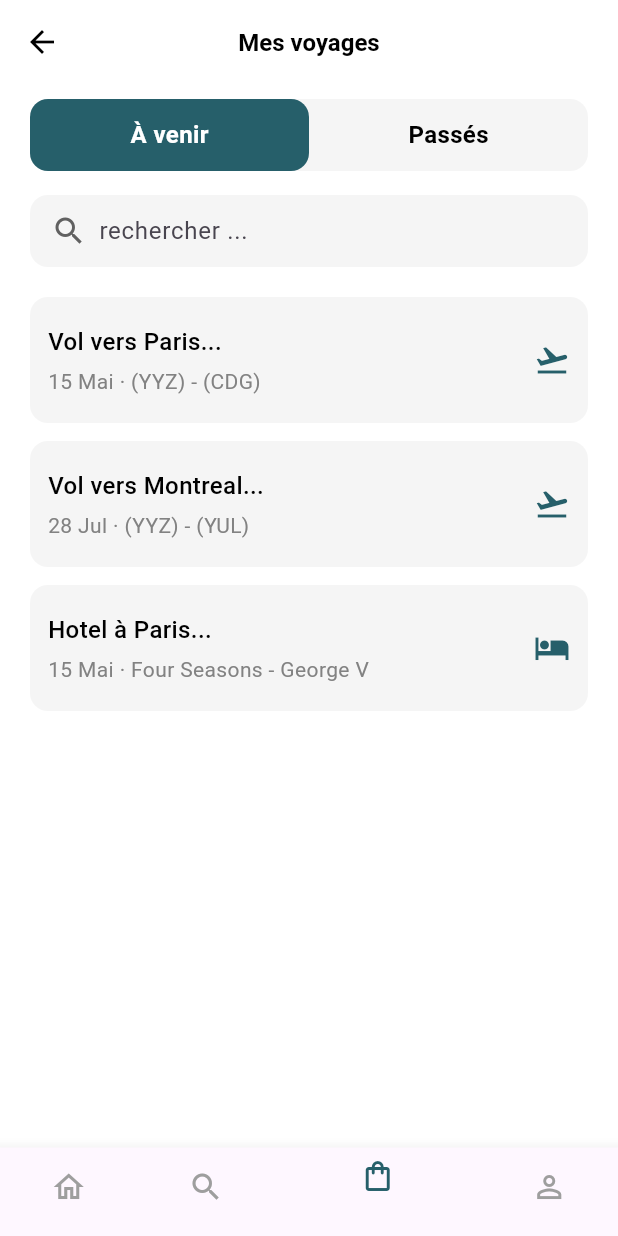
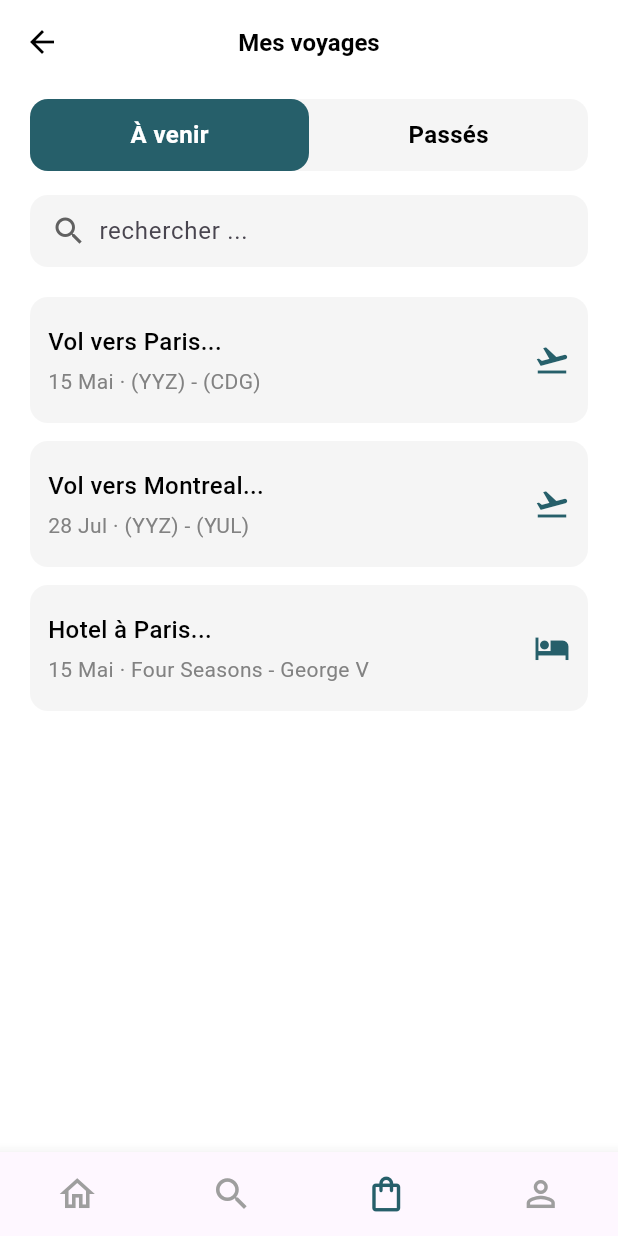
Before and after one commit to ismailtrache/flutter_app_go_voyage, a Flutter app: the screen it shows after launch, item 3 of the bottom bar chosen, on a phone screen of 412 x 824 dp. Run offline on Flutter 3.47's test engine with Material 3 defaults, Android fonts, the light colour scheme and no system bars.

Commit message:
dev barre de navigation

```diff
--- a/lib/pages/historique.dart
+++ b/lib/pages/historique.dart
@@ -1,4 +1,7 @@
 import 'package:flutter/material.dart';
+import 'home_page.dart';
+import 'search_flights_page.dart';
+import 'profile_page.dart';
 
 class HistoriquePage extends StatefulWidget {
   const HistoriquePage({super.key});
@@ -11,7 +14,6 @@
   bool _showUpcoming = true; // true = À venir, false = Passés
   String _searchQuery = '';
 
-  // ---- Données mock (tu pourras brancher sur ton backend plus tard) ----
   final List<_TripItem> _upcomingTrips = const [
     _TripItem(
       title: 'Vol vers Paris...',
@@ -48,17 +50,18 @@
     final Color primary = const Color(0xFF265F6A);
     final Color bgSecondary = const Color(0xFFF5F5F5);
 
-    // Liste filtrée selon l’onglet + la recherche
-    final List<_TripItem> visibleTrips = (_showUpcoming ? _upcomingTrips : _pastTrips)
-        .where(
-          (t) =>
-              t.title.toLowerCase().contains(_searchQuery.toLowerCase()) ||
-              t.subtitle.toLowerCase().contains(_searchQuery.toLowerCase()),
-        )
-        .toList();
+    final List<_TripItem> visibleTrips =
+        (_showUpcoming ? _upcomingTrips : _pastTrips)
+            .where((t) =>
+                t.title.toLowerCase().contains(_searchQuery.toLowerCase()) ||
+                t.subtitle
+                    .toLowerCase()
+                    .contains(_searchQuery.toLowerCase()))
+            .toList();
 
     return Scaffold(
       backgroundColor: Colors.white,
+
       appBar: AppBar(
         backgroundColor: Colors.white,
         elevation: 0,
@@ -93,9 +96,7 @@
                 children: [
                   Expanded(
                     child: GestureDetector(
-                      onTap: () {
-                        setState(() => _showUpcoming = true);
-                      },
+                      onTap: () => setState(() => _showUpcoming = true),
                       child: _SegmentTab(
                         label: 'À venir',
                         isSelected: _showUpcoming,
@@ -105,9 +106,7 @@
                   ),
                   Expanded(
                     child: GestureDetector(
-                      onTap: () {
-                        setState(() => _showUpcoming = false);
-                      },
+                      onTap: () => setState(() => _showUpcoming = false),
                       child: _SegmentTab(
                         label: 'Passés',
                         isSelected: !_showUpcoming,
@@ -183,17 +182,76 @@
         ),
       ),
 
-      // ====================== Bottom Navigation Bar ===========================
+      // ====================== 🔥 BOTTOM NAVIGATION UNIFORME ======================
       bottomNavigationBar: BottomNavigationBar(
-        currentIndex: 2, // par ex. 2 = onglet "bag" / voyages
+        type: BottomNavigationBarType.fixed,
+        currentIndex: 2, // Historique
         selectedItemColor: primary,
         unselectedItemColor: Colors.grey,
+        selectedFontSize: 0,
+        unselectedFontSize: 0,
+        iconSize: 28,
+
+        onTap: (index) {
+          switch (index) {
+            case 0:
+              Navigator.pushReplacement(
+                context,
+                MaterialPageRoute(builder: (_) => const HomePage()),
+              );
+              break;
+
+            case 1:
+              Navigator.pushReplacement(
+                context,
+                MaterialPageRoute(
+                  builder: (_) =>
+                      const SearchFlightsPage(startWithHotel: false),
+                ),
+              );
+              break;
+
+            case 2:
+              break; // déjà ici
+
+            case 3:
+              Navigator.pushReplacement(
+                context,
+                MaterialPageRoute(builder: (_) => const ProfilePage()),
+              );
+              break;
+          }
+        },
+
         items: const [
-          BottomNavigationBarItem(icon: Icon(Icons.home_outlined), label: ""),
-          BottomNavigationBarItem(icon: Icon(Icons.search), label: ""),
           BottomNavigationBarItem(
-              icon: Icon(Icons.shopping_bag_outlined), label: ""),
-          BottomNavigationBarItem(icon: Icon(Icons.person_outline), label: ""),
+            icon: Padding(
+              padding: EdgeInsets.symmetric(vertical: 6),
+              child: Icon(Icons.home_outlined),
+            ),
+            label: "",
+          ),
+          BottomNavigationBarItem(
+            icon: Padding(
+              padding: EdgeInsets.symmetric(vertical: 6),
+              child: Icon(Icons.search),
+            ),
+            label: "",
+          ),
+          BottomNavigationBarItem(
+            icon: Padding(
+              padding: EdgeInsets.symmetric(vertical: 6),
+              child: Icon(Icons.shopping_bag_outlined),
+            ),
+            label: "",
+          ),
+          BottomNavigationBarItem(
+            icon: Padding(
+              padding: EdgeInsets.symmetric(vertical: 6),
+              child: Icon(Icons.person_outline),
+            ),
+            label: "",
+          ),
         ],
       ),
     );
@@ -289,7 +347,6 @@
       ),
       child: Row(
         children: [
-          // Texte
           Expanded(
             child: Column(
               crossAxisAlignment: CrossAxisAlignment.start,
```
